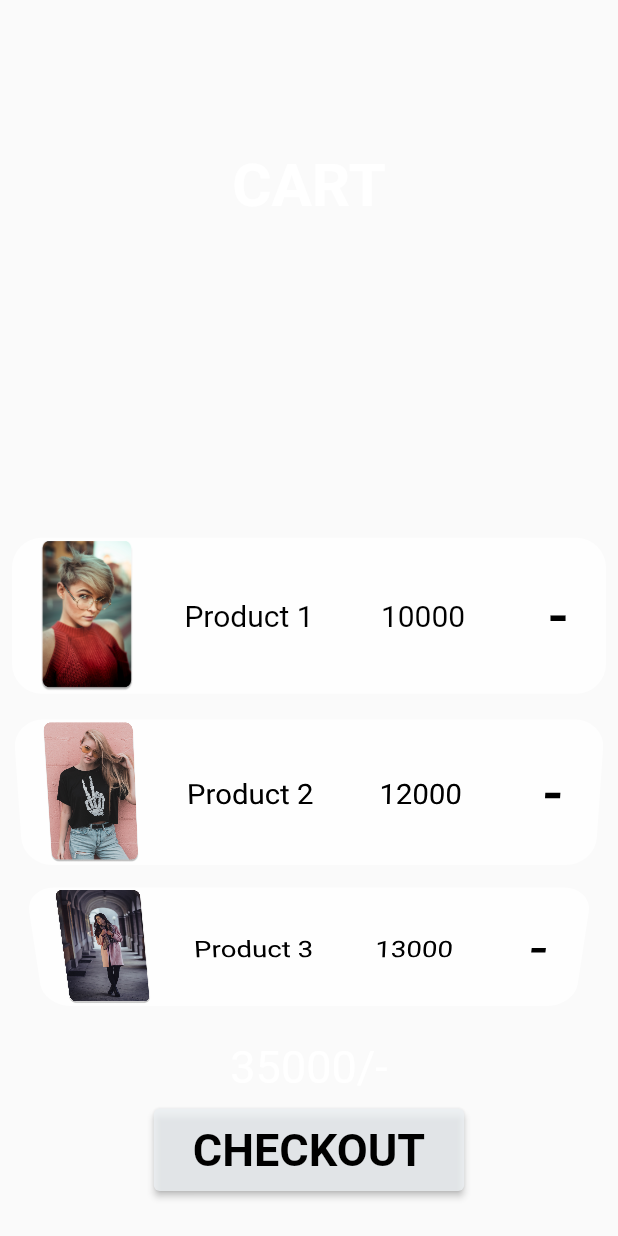
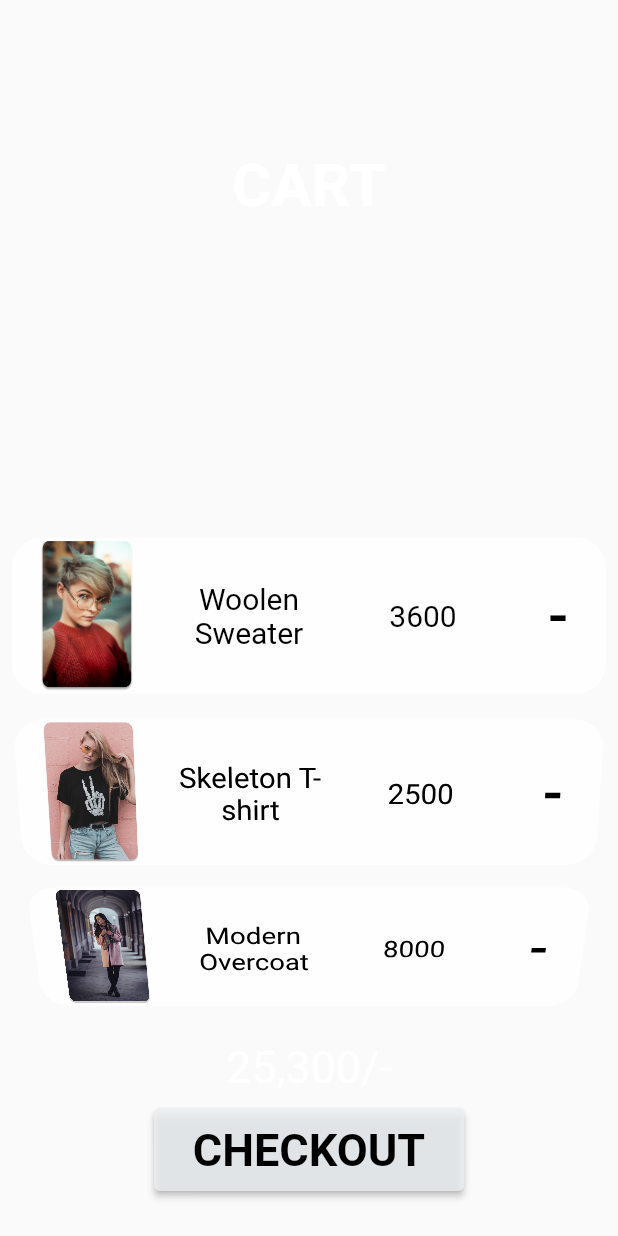
Before and after one commit to sjtsh/Wardrobe, a Flutter app: the Cart widget shown alone on an empty page, opened directly with empty values, on a phone screen of 412 x 824 dp. Run offline on Flutter 3.47's test engine with Material 2 defaults, Android fonts, the phone set to English and light mode, and no system bars; our stand-ins replace carousel_slider.

Commit message:
Gonna update designing now

```diff
--- a/application/wardrobe/lib/Cart.dart
+++ b/application/wardrobe/lib/Cart.dart
@@ -31,7 +31,7 @@ class Cart extends StatelessWidget {
         Padding(
           padding: const EdgeInsets.only(top: 20.0),
           child: Text(
-            "35000/-",
+            "25,300/-",
             style: TextStyle(
               color: Colors.white,
               fontSize: 30,
--- a/application/wardrobe/lib/CartList.dart
+++ b/application/wardrobe/lib/CartList.dart
@@ -1,5 +1,8 @@
 import 'package:flutter/material.dart';
 import './Product.dart';
+
+// List names = const ["Woolen Sweater",  "Skeleton T-shirt",  "Modern Overcoat", "Black Hat",  "Cream Skirt",  "Denim Jacket"];
+// List price = const [3600,  2500,  8000,  1200,  4000,  6000];
 
 class CartList extends StatelessWidget {
   @override
@@ -9,9 +12,12 @@ class CartList extends StatelessWidget {
         itemExtent: 120,
         diameterRatio: 4,
         children: [
-          Product(AssetImage("assets/Product1.png"), "Product 1", 10000),
-          Product(AssetImage("assets/Product2.png"), "Product 2", 12000),
-          Product(AssetImage("assets/Product3.png"), "Product 3", 13000),
+          Product(AssetImage("assets/Product1.png"), "Woolen Sweater", 3600),
+          Product(AssetImage("assets/Product2.png"), "Skeleton T-shirt", 2500),
+          Product(AssetImage("assets/Product3.png"), "Modern Overcoat", 8000),
+          Product(AssetImage("assets/Product4.jpg"), "Black Hat", 1200),
+          Product(AssetImage("assets/Product5.jpg"), "Cream Skirt", 4000),
+          Product(AssetImage("assets/Product6.jpg"), "Denim Jacket", 6000),
         ],
       ),
     );
--- a/application/wardrobe/lib/CheckoutSlider.dart
+++ b/application/wardrobe/lib/CheckoutSlider.dart
@@ -13,6 +13,9 @@ class _CheckoutSliderState extends State<CheckoutSlider> {
     AssetImage("assets/Product1.png"),
     AssetImage("assets/Product2.png"),
     AssetImage("assets/Product3.png"),
+    AssetImage("assets/Product4.jpg"),
+    AssetImage("assets/Product5.jpg"),
+    AssetImage("assets/Product6.jpg"),
   ];
 
   @override
@@ -26,6 +29,9 @@ class _CheckoutSliderState extends State<CheckoutSlider> {
                 CheckoutPreview(img[0]),
                 CheckoutPreview(img[1]),
                 CheckoutPreview(img[2]),
+                CheckoutPreview(img[3]),
+                CheckoutPreview(img[4]),
+                CheckoutPreview(img[5]),
               ],
                 options: CarouselOptions(
                 //pageViewKey: ,
--- a/application/wardrobe/lib/Home.dart
+++ b/application/wardrobe/lib/Home.dart
@@ -16,8 +16,8 @@ class Home extends StatefulWidget {
 class _HomeState extends State<Home> {
 
   int productIndex = 0;
-  List names = const ["Woolen Sweater",  "Skeleton T-shirt",  "Modern Overcoat", "Woolen Sweater",  "Skeleton T-shirt",  "Modern Overcoat"];
-  List price = const [1000,  2000,  3000,  4000,  5000,  6000];
+  List names = const ["Woolen Sweater",  "Skeleton T-shirt",  "Modern Overcoat", "Black Hat",  "Cream Skirt",  "Denim Jacket"];
+  List price = const [3600,  2500,  8000,  1200,  4000,  6000];
 
   void changeHome(int number, CarouselPageChangedReason reason){
     setState(() {
--- a/application/wardrobe/lib/HomeSlider.dart
+++ b/application/wardrobe/lib/HomeSlider.dart
@@ -15,9 +15,9 @@ class HomeSlider extends StatelessWidget {
     AssetImage("assets/Product1.png"),
     AssetImage("assets/Product2.png"),
     AssetImage("assets/Product3.png"),
-    AssetImage("assets/Product1.png"),
-    AssetImage("assets/Product2.png"),
-    AssetImage("assets/Product3.png")
+    AssetImage("assets/Product4.jpg"),
+    AssetImage("assets/Product5.jpg"),
+    AssetImage("assets/Product6.jpg")
   ];
 
   @override
--- a/application/wardrobe/lib/Search.dart
+++ b/application/wardrobe/lib/Search.dart
@@ -9,9 +9,12 @@ class Search extends StatefulWidget {
 
 class _SearchState extends State<Search> {
   final products = [
-    {"image": AssetImage("assets/Product2.png"), "name": "Skeleton", "price": 2500},
-    {"image": AssetImage("assets/Product1.png"), "name": "Sweater", "price": 5000},
-    {"image": AssetImage("assets/Product3.png"), "name": "Overcoat", "price": 8000},
+    {"image": AssetImage("assets/Product1.png"), "name": "sweater", "price": 3600},
+    {"image": AssetImage("assets/Product2.png"), "name": "skeleton", "price": 2500},
+    {"image": AssetImage("assets/Product3.png"), "name": "overcoat", "price": 8000},
+    {"image": AssetImage("assets/Product4.jpg"), "name": "hat", "price": 1200},
+    {"image": AssetImage("assets/Product5.jpg"), "name": "skirt", "price": 4000},
+    {"image": AssetImage("assets/Product6.jpg"), "name": "jacket", "price": 6000},
   ];
 
   Widget searchResult = Container();
@@ -20,7 +23,7 @@ class _SearchState extends State<Search> {
     bool found = false;
     setState(() {
       print("function engaged");
-      for (int i = 0; i < 3; i++) {
+      for (int i = 0; i < 6; i++) {
         if (products[i]["name"] == text) {
           print("search results found");
           searchResult = Product(
```
Also changed, not shown: application/wardrobe/lib/Checkout.dart (+9 -2 lines), application/wardrobe/lib/Description.dart (+5 -5 lines), application/wardrobe/assets/Product1_partition.png (deleted), application/wardrobe/assets/Product3_partition.png (deleted), application/wardrobe/assets/Product4.jpg (added), application/wardrobe/assets/Product5.jpg (added), application/wardrobe/assets/Product6.jpg (added), application/wardrobe/assets/background.png (deleted), application/wardrobe/assets/black.png (deleted), application/wardrobe/assets/cart_unselected.png (deleted), application/wardrobe/assets/search_unselected.png (deleted), application/wardrobe/assets/splash screen.png (deleted), application/wardrobe/assets/splash_logo.png (deleted), 1 other file.
